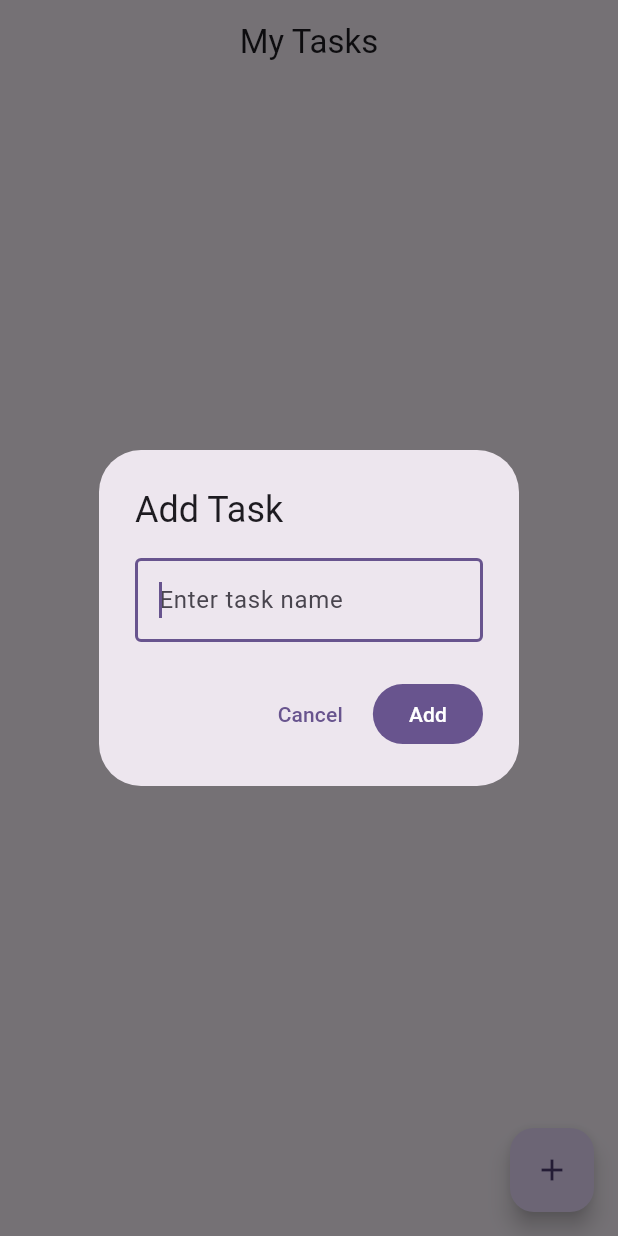
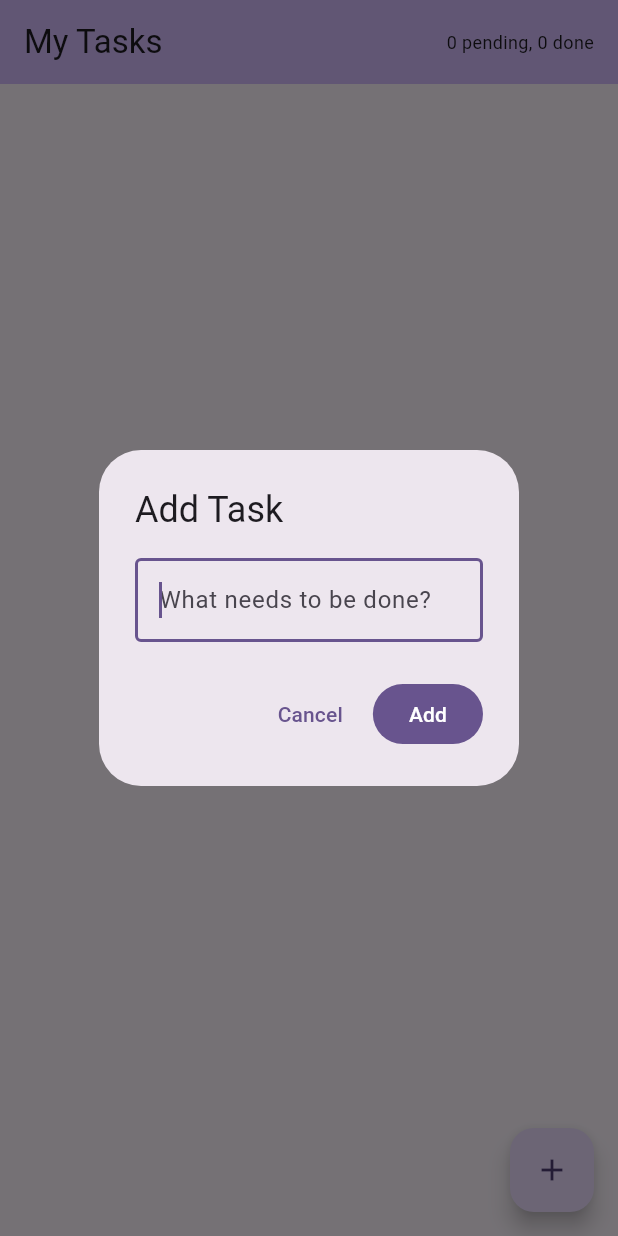
Before and after one commit to theking196/todo-app, a Flutter app: the screen it shows after launch, after a tap on the "add" icon, on a phone screen of 412 x 824 dp. Run offline on Flutter 3.47's test engine with Material 3 defaults, Android fonts, the phone set to English and light mode, and no system bars; our stand-ins replace shared_preferences.

Commit message:
Add Flutter Todo App full code

```diff
--- a/lib/main.dart
+++ b/lib/main.dart
@@ -1,14 +1,13 @@
 import 'package:flutter/material.dart';
 import 'package:provider/provider.dart';
 import 'package:shared_preferences/shared_preferences.dart';
-import 'dart:convert';
 
 void main() {
-  runApp(const TodoApp());
+  runApp(const MyApp());
 }
 
-class TodoApp extends StatelessWidget {
-  const TodoApp({super.key});
+class MyApp extends StatelessWidget {
+  const MyApp({super.key});
 
   @override
   Widget build(BuildContext context) {
@@ -21,7 +20,7 @@ class TodoApp extends StatelessWidget {
           colorScheme: ColorScheme.fromSeed(seedColor: Colors.deepPurple),
           useMaterial3: true,
         ),
-        home: const HomePage(),
+        home: const TodoScreen(),
       ),
     );
   }
@@ -49,32 +48,38 @@ class Todo {
 
 class TodoProvider extends ChangeNotifier {
   List<Todo> _todos = [];
+  List<Todo> get todos => _todos;
 
-  List<Todo> get todos => _todos;
+  static const String _storageKey = 'todos';
 
   Future<void> loadTasks() async {
     final prefs = await SharedPreferences.getInstance();
-    final data = prefs.getString('todos');
-    if (data != null) {
-      final List<dynamic> jsonList = jsonDecode(data);
-      _todos = jsonList.map((e) => Todo.fromJson(e)).toList();
+    final List<String> taskStrings = prefs.getStringList(_storageKey) ?? [];
+    _todos = taskStrings.map((s) {
+      final Map<String, dynamic> json = Map<String, dynamic>.from(
+        Uri.splitQueryString(s),
+      );
+      return Todo.fromJson(json);
+    }).toList();
     notifyListeners();
-    }
   }
 
   Future<void> _saveTasks() async {
     final prefs = await SharedPreferences.getInstance();
-    final data = jsonEncode(_todos.map((e) => e.toJson()).toList());
-    await prefs.setString('todos', data);
+    final List<String> taskStrings = _todos.map((t) {
+      return Uri(queryParameters: t.toJson()).query;
+    }).toList();
+    await prefs.setStringList(_storageKey, taskStrings);
   }
 
-  void addTodo(String title) {
-    _todos.add(Todo(id: DateTime.now().millisecondsSinceEpoch.toString(), title: title));
+  void addTask(String title) {
+    final todo = Todo(id: DateTime.now().millisecondsSinceEpoch.toString(), title: title);
+    _todos.add(todo);
     _saveTasks();
     notifyListeners();
   }
 
-  void toggleComplete(String id) {
+  void toggleTask(String id) {
     final index = _todos.indexWhere((t) => t.id == id);
     if (index != -1) {
       _todos[index].isCompleted = !_todos[index].isCompleted;
@@ -83,74 +88,108 @@ class TodoProvider extends ChangeNotifier {
     }
   }
 
-  void deleteTodo(String id) {
+  void deleteTask(String id) {
     _todos.removeWhere((t) => t.id == id);
     _saveTasks();
     notifyListeners();
   }
 }
 
-class HomePage extends StatelessWidget {
-  const HomePage({super.key});
+class TodoScreen extends StatelessWidget {
+  const TodoScreen({super.key});
 
   @override
   Widget build(BuildContext context) {
+    final todos = context.watch<TodoProvider>().todos;
+    final pending = todos.where((t) => !t.isCompleted).length;
+    final completed = todos.where((t) => t.isCompleted).length;
+
     return Scaffold(
       appBar: AppBar(
         title: const Text('My Tasks'),
-        centerTitle: true,
+        backgroundColor: Theme.of(context).colorScheme.inversePrimary,
+        actions: [
+          Padding(
+            padding: const EdgeInsets.only(right: 16),
+            child: Center(
+              child: Text(
+                '$pending pending, $completed done',
+                style: const TextStyle(fontSize: 12),
               ),
-      body: Consumer<TodoProvider>(
-        builder: (context, provider, _) {
-          if (provider.todos.isEmpty) {
-            return const Center(
+            ),
+          ),
+        ],
+      ),
+      body: todos.isEmpty
+          ? const Center(
               child: Column(
                 mainAxisAlignment: MainAxisAlignment.center,
                 children: [
-                  Icon(Icons.task_alt, size: 80, color: Colors.grey),
+                  Icon(Icons.task_alt, size: 64, color: Colors.grey),
                   SizedBox(height: 16),
-                  Text('No tasks yet!', style: TextStyle(fontSize: 18, color: Colors.grey)),
-                  Text('Tap + to add one', style: TextStyle(fontSize: 14, color: Colors.grey)),
+                  Text(
+                    'No tasks yet!',
+                    style: TextStyle(fontSize: 18, color: Colors.grey),
+                  ),
+                  SizedBox(height: 8),
+                  Text(
+                    'Tap + to add a task',
+                    style: TextStyle(color: Colors.grey),
+                  ),
                 ],
               ),
-            );
-          }
-          return ListView.builder(
-            itemCount: provider.todos.length,
+            )
+          : ListView.builder(
+              itemCount: todos.length,
               itemBuilder: (context, index) {
-              final todo = provider.todos[index];
+                final todo = todos[index];
                 return Dismissible(
                   key: Key(todo.id),
-                direction: DismissDirection.endToStart,
                   background: Container(
                     color: Colors.red,
                     alignment: Alignment.centerRight,
-                  padding: const EdgeInsets.only(right: 20),
+                    padding: const EdgeInsets.only(right: 16),
                     child: const Icon(Icons.delete, color: Colors.white),
                   ),
-                onDismissed: (_) => provider.deleteTodo(todo.id),
-                child: Card(
-                  margin: const EdgeInsets.symmetric(horizontal: 16, vertical: 4),
-                  child: ListTile(
-                    leading: Checkbox(
-                      value: todo.isCompleted,
-                      onChanged: (_) => provider.toggleComplete(todo.id),
-                    ),
-                    title: Text(
-                      todo.title,
-                      style: TextStyle(
-                        decoration: todo.isCompleted ? TextDecoration.lineThrough : null,
-                        color: todo.isCompleted ? Colors.grey : null,
-                      ),
-                    ),
-                    trailing: IconButton(
-                      icon: const Icon(Icons.delete_outline, color: Colors.red),
-                      onPressed: () => provider.deleteTodo(todo.id),
-                    ),
+                  direction: DismissDirection.endToStart,
+                  onDismissed: (_) {
+                    context.read<TodoProvider>().deleteTask(todo.id);
+                    ScaffoldMessenger.of(context).showSnackBar(
+                      SnackBar(
+                        content: Text('"${todo.title}" deleted'),
+                        action: SnackBarAction(
+                          label: 'Undo',
+                          onPressed: () {
+                            context.read<TodoProvider>().addTask(todo.title);
+                          },
                         ),
                       ),
                     );
                   },
+                  child: Card(
+                    margin: const EdgeInsets.symmetric(horizontal: 8, vertical: 4),
+                    child: CheckboxListTile(
+                      value: todo.isCompleted,
+                      onChanged: (_) {
+                        context.read<TodoProvider>().toggleTask(todo.id);
+                      },
+                      title: Text(
+                        todo.title,
+                        style: TextStyle(
+                          decoration: todo.isCompleted
+                              ? TextDecoration.lineThrough
+                              : null,
+                          color: todo.isCompleted ? Colors.grey : null,
+                        ),
+                      ),
+                      secondary: Icon(
+                        todo.isCompleted
+                            ? Icons.check_circle
+                            : Icons.radio_button_unchecked,
+                        color: todo.isCompleted ? Colors.green : Colors.grey,
+                      ),
+                    ),
+                  ),
                 );
               },
             ),
@@ -171,26 +210,26 @@ class HomePage extends StatelessWidget {
           controller: controller,
           autofocus: true,
           decoration: const InputDecoration(
-            hintText: 'Enter task name',
+            hintText: 'What needs to be done?',
             border: OutlineInputBorder(),
           ),
           onSubmitted: (value) {
             if (value.trim().isNotEmpty) {
-              context.read<TodoProvider>().addTodo(value.trim());
-              Navigator.pop(context);
+              context.read<TodoProvider>().addTask(value.trim());
+              Navigator.of(context).pop();
             }
           },
         ),
         actions: [
           TextButton(
-            onPressed: () => Navigator.pop(context),
+            onPressed: () => Navigator.of(context).pop(),
             child: const Text('Cancel'),
           ),
           FilledButton(
             onPressed: () {
               if (controller.text.trim().isNotEmpty) {
-                context.read<TodoProvider>().addTodo(controller.text.trim());
-                Navigator.pop(context);
+                context.read<TodoProvider>().addTask(controller.text.trim());
+                Navigator.of(context).pop();
               }
             },
             child: const Text('Add'),
```
Lines whose indentation alone changed are shown as unchanged.
